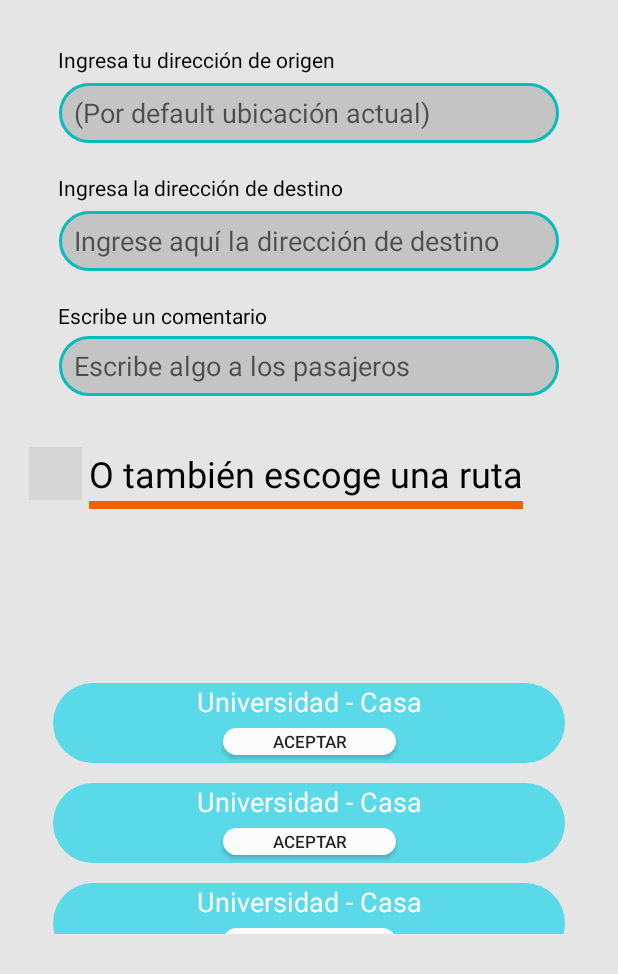
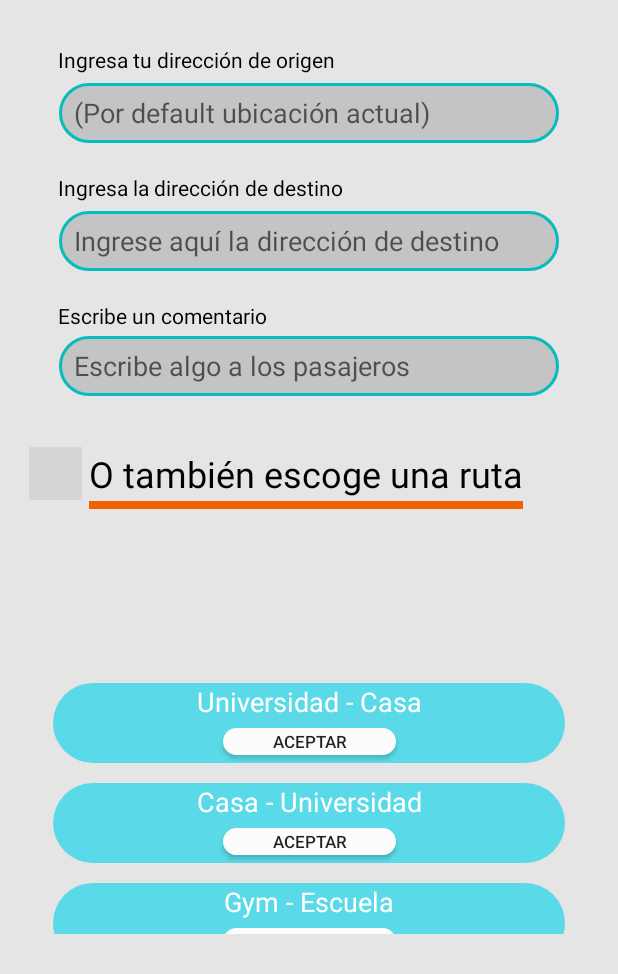
Before and after one commit to camilovivas/PicoyPlacaFriends, an Android app: the AddRouteDriverActivity screen opened directly, with no data from a screen before it, on a phone screen of 412 x 824 dp, the part 262-1236 px from its top. Run offline under Robolectric (Android 15) with nearby library versions, the phone set to English and light mode, and no system bars; grey boxes are pictures that could not be loaded.

Commit message:
Add news features of list

```diff
--- a/app/src/main/java/com/example/picoyplacafriends/configuration/ChangeRouteActivity.java
+++ b/app/src/main/java/com/example/picoyplacafriends/configuration/ChangeRouteActivity.java
@@ -6,6 +6,9 @@ import android.os.Bundle;
 import android.widget.Button;
 import android.widget.EditText;
 
+/**
+ * Permite cambiar las rutas predefinidas de un usuario
+ */
 public class ChangeRouteActivity extends AppCompatActivity {
 
     private EditText etChangePlaque, etNewOrigen, etNewDestino;
--- a/app/src/main/java/com/example/picoyplacafriends/configuration/ChangeVehicleActivity.java
+++ b/app/src/main/java/com/example/picoyplacafriends/configuration/ChangeVehicleActivity.java
@@ -9,6 +9,9 @@ import android.widget.Button;
 import android.widget.EditText;
 import android.widget.ImageView;
 
+/**
+ * Esta actividad se encarga de cambiar la información de un vehiculo
+ */
 public class ChangeVehicleActivity extends AppCompatActivity {
 
     private EditText pl1,pl2,pl3,pl4,pl5,pl6;
--- a/app/src/main/java/com/example/picoyplacafriends/configuration/ConfigurationCenterActivity.java
+++ b/app/src/main/java/com/example/picoyplacafriends/configuration/ConfigurationCenterActivity.java
@@ -10,6 +10,9 @@ import android.view.View;
 import android.widget.Button;
 import android.widget.TextView;
 
+/**
+ * Esta actividad muestra la lista de configuraciones
+ */
 public class ConfigurationCenterActivity extends AppCompatActivity {
 
     private Button btInformationUser, btChangeVehicle, btChangeRoute, btRouteList, btLogout;
--- a/app/src/main/java/com/example/picoyplacafriends/configuration/HelpActivity.java
+++ b/app/src/main/java/com/example/picoyplacafriends/configuration/HelpActivity.java
@@ -5,6 +5,9 @@ import com.example.picoyplacafriends.R;
 import android.os.Bundle;
 import android.widget.TextView;
 
+/**
+ * Esta actividad muestra las opciones de ayuda
+ */
 public class HelpActivity extends AppCompatActivity {
 
     private TextView tvFrequentQuestions, tvHelpChat, tvWhatsappLink, tvOfficialPage;
--- a/app/src/main/java/com/example/picoyplacafriends/configuration/InformationUserResumeActivity.java
+++ b/app/src/main/java/com/example/picoyplacafriends/configuration/InformationUserResumeActivity.java
@@ -5,6 +5,9 @@ import com.example.picoyplacafriends.R;
 import android.os.Bundle;
 import android.widget.EditText;
 
+/**
+ * Esta actividad muestra el resumen de la información del usuario
+ */
 public class InformationUserResumeActivity extends AppCompatActivity {
 
     private EditText etChangeFirstAndLastName,
--- a/app/src/main/java/com/example/picoyplacafriends/configuration/RouteListActivity.java
+++ b/app/src/main/java/com/example/picoyplacafriends/configuration/RouteListActivity.java
@@ -10,6 +10,9 @@ import com.example.picoyplacafriends.utils.SpacingItemDecorator;
 
 import android.os.Bundle;
 
+/**
+ * Muestra la lista de routas predefinidas por el usuario
+ */
 public class RouteListActivity extends AppCompatActivity {
 
     // Variables globales para configurar el recyclerView.
--- a/app/src/main/java/com/example/picoyplacafriends/driversView/Route.java
+++ b/app/src/main/java/com/example/picoyplacafriends/driversView/Route.java
@@ -9,13 +9,9 @@ public class Route {
     //Nombre de la ruta guardada, ejemplo: Universidad - Casa
     private String headBoard;
 
-    //Permite acceder a la ruta que quiere usar
-    private Button acceptRoute;
-
-    public Route(String idRoute, String headBoard, Button acceptRoute) {
+    public Route(String idRoute, String headBoard) {
         this.idRoute = idRoute;
         this.headBoard = headBoard;
-        this.acceptRoute = acceptRoute;
     }
 
     public String getIdRoute() {
@@ -26,7 +22,4 @@ public class Route {
         return headBoard;
     }
 
-    public Button getAcceptRoute() {
-        return acceptRoute;
-    }
 }
--- a/app/src/main/java/com/example/picoyplacafriends/driversView/RouteApdater.java
+++ b/app/src/main/java/com/example/picoyplacafriends/driversView/RouteApdater.java
@@ -20,15 +20,18 @@ public class RouteApdater  extends RecyclerView.Adapter<RouteView>{
      * Arraylist de rutas predefinidas.
      */
     private ArrayList<Route> defaultRoutes;
-    private Button bt;
     /**
      * Constructor
      */
     public RouteApdater(){
         defaultRoutes = new ArrayList<>();
-        defaultRoutes.add(new Route(UUID.randomUUID().toString(),"Universidad - Casa", bt));
-        defaultRoutes.add(new Route(UUID.randomUUID().toString(),"Universidad - Casa", bt));
-        defaultRoutes.add(new Route(UUID.randomUUID().toString(),"Universidad - Casa", bt));
+        defaultRoutes.add(new Route(UUID.randomUUID().toString(),"Universidad - Casa"));
+        defaultRoutes.add(new Route(UUID.randomUUID().toString(),"Casa - Universidad"));
+        defaultRoutes.add(new Route(UUID.randomUUID().toString(),"Gym - Escuela"));
+        defaultRoutes.add(new Route(UUID.randomUUID().toString(),"Escuela - Gym"));
+        defaultRoutes.add(new Route(UUID.randomUUID().toString(),"Universidad - Gym"));
+        defaultRoutes.add(new Route(UUID.randomUUID().toString(),"Gym - Casa"));
+        defaultRoutes.add(new Route(UUID.randomUUID().toString(),"Gym - Universidad"));
     }
 
     /**
@@ -64,8 +67,6 @@ public class RouteApdater  extends RecyclerView.Adapter<RouteView>{
         //Se toma un contacto en la posición dada y se le agrega al viewHolder la información correspondiente
         Route route = defaultRoutes.get(position);
         skeleton.gettVHeadBoard().setText(route.getHeadBoard());
-        skeleton.setBtAcceptRoute(route.getAcceptRoute());
-
     }
 
     /**
--- a/app/src/main/java/com/example/picoyplacafriends/driversView/RouteView.java
+++ b/app/src/main/java/com/example/picoyplacafriends/driversView/RouteView.java
@@ -1,8 +1,10 @@
 package com.example.picoyplacafriends.driversView;
 
+import android.util.Log;
 import android.view.View;
 import android.widget.Button;
 import android.widget.TextView;
+import android.widget.Toast;
 
 import androidx.annotation.NonNull;
 import androidx.recyclerview.widget.RecyclerView;
@@ -16,24 +18,24 @@ public class RouteView extends RecyclerView.ViewHolder {
 
     //Atributos del xml defaultRoute
     private TextView tVHeadBoard;
-    private Button btAcceptRoute;
 
 
     public RouteView(@NonNull View itemView) {
         super(itemView);
         tVHeadBoard = itemView.findViewById(R.id.tVHeadBoard);
-        btAcceptRoute = itemView.findViewById(R.id.btAcceptRoute);
+        itemView.findViewById(R.id.btAcceptRoute).setOnClickListener(new View.OnClickListener() {
+            @Override
+            public void onClick(View v) {
+                Log.v("<<a",tVHeadBoard.getText().toString());
+            }
+        });
+
     }
 
      public TextView gettVHeadBoard() {
          return tVHeadBoard;
      }
 
-     public Button getBtAcceptRoute() {
-         return btAcceptRoute;
-     }
 
-     public void setBtAcceptRoute(Button btAcceptRoute) {
-         this.btAcceptRoute = btAcceptRoute;
-     }
+
  }
```
